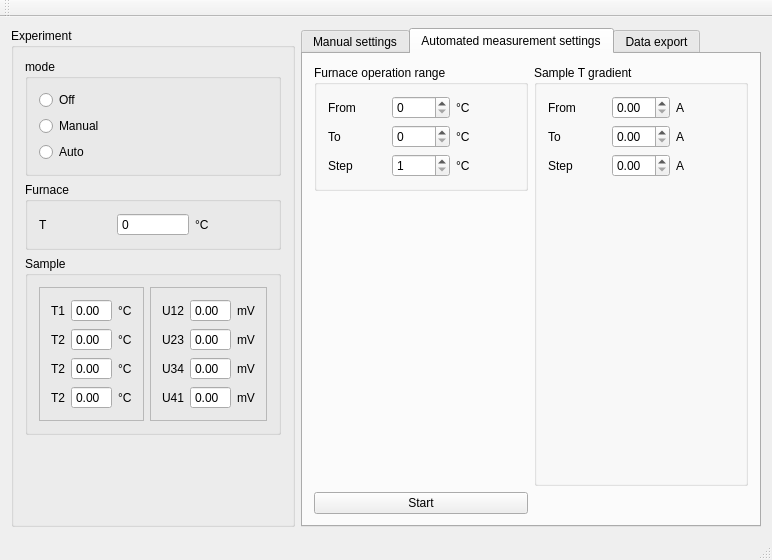
Qt form Seebeck/mainwindow.ui (mBr001/seebeck) before a commit.
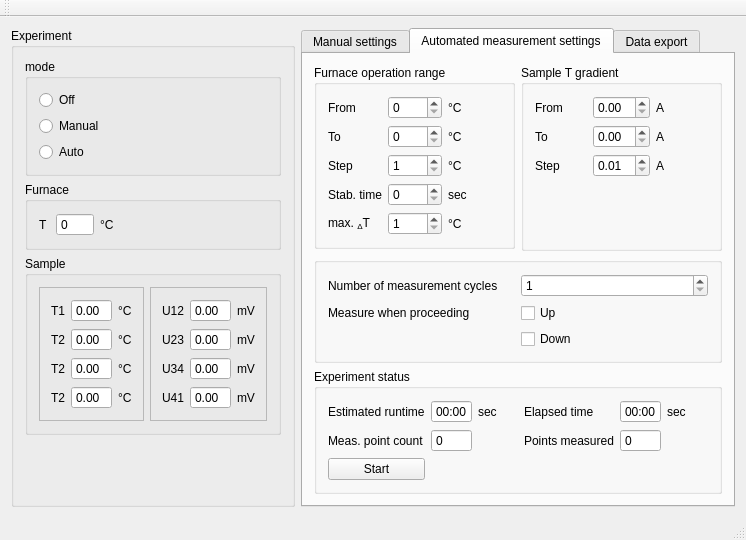
The same form after that commit.

```diff
--- a/Seebeck/mainwindow.ui
+++ b/Seebeck/mainwindow.ui
@@ -6,8 +6,8 @@
    <rect>
     <x>0</x>
     <y>0</y>
-    <width>772</width>
-    <height>560</height>
+    <width>746</width>
+    <height>532</height>
    </rect>
   </property>
   <property name="windowTitle">
@@ -337,6 +337,19 @@
             </property>
            </widget>
           </item>
+          <item row="0" column="3">
+           <spacer name="horizontalSpacer_2">
+            <property name="orientation">
+             <enum>Qt::Horizontal</enum>
+            </property>
+            <property name="sizeHint" stdset="0">
+             <size>
+              <width>40</width>
+              <height>20</height>
+             </size>
+            </property>
+           </spacer>
+          </item>
          </layout>
         </widget>
        </item>
@@ -585,6 +598,48 @@
              </property>
             </widget>
            </item>
+           <item row="3" column="1">
+            <widget class="QSpinBox" name="autoMeasStabTimeSpinBox"/>
+           </item>
+           <item row="3" column="0">
+            <widget class="QLabel" name="label_48">
+             <property name="text">
+              <string>Stab. time</string>
+             </property>
+            </widget>
+           </item>
+           <item row="4" column="0">
+            <widget class="QLabel" name="label_49">
+             <property name="text">
+              <string>&lt;!DOCTYPE HTML PUBLIC &quot;-//W3C//DTD HTML 4.0//EN&quot; &quot;http://www.w3.org/TR/REC-html40/strict.dtd&quot;&gt;
+&lt;html&gt;&lt;head&gt;&lt;meta name=&quot;qrichtext&quot; content=&quot;1&quot; /&gt;&lt;style type=&quot;text/css&quot;&gt;
+p, li { white-space: pre-wrap; }
+&lt;/style&gt;&lt;/head&gt;&lt;body style=&quot; font-family:'Sans Serif'; font-size:9pt; font-weight:400; font-style:normal;&quot;&gt;
+&lt;p style=&quot; margin-top:0px; margin-bottom:0px; margin-left:0px; margin-right:0px; -qt-block-indent:0; text-indent:0px;&quot;&gt;max. &lt;span style=&quot; vertical-align:sub;&quot;&gt;Δ&lt;/span&gt;T&lt;/p&gt;&lt;/body&gt;&lt;/html&gt;</string>
+             </property>
+            </widget>
+           </item>
+           <item row="3" column="2">
+            <widget class="QLabel" name="label_50">
+             <property name="text">
+              <string>sec</string>
+             </property>
+            </widget>
+           </item>
+           <item row="4" column="2">
+            <widget class="QLabel" name="label_51">
+             <property name="text">
+              <string>°C</string>
+             </property>
+            </widget>
+           </item>
+           <item row="4" column="1">
+            <widget class="QSpinBox" name="autoMeasMaxdTSpinBox">
+             <property name="minimum">
+              <number>1</number>
+             </property>
+            </widget>
+           </item>
           </layout>
          </widget>
         </item>
@@ -606,6 +661,9 @@
              <property name="toolTip">
               <string>Sample current generating temperature gradient.</string>
              </property>
+             <property name="minimum">
+              <double>0.010000000000000</double>
+             </property>
              <property name="singleStep">
               <double>0.010000000000000</double>
              </property>
@@ -668,11 +726,158 @@
           </layout>
          </widget>
         </item>
-        <item row="2" column="0">
-         <widget class="QPushButton" name="pushButton">
-          <property name="text">
-           <string>Start</string>
+        <item row="3" column="0" colspan="2">
+         <widget class="QGroupBox" name="groupBox_9">
+          <property name="title">
+           <string>Experiment status</string>
           </property>
+          <layout class="QGridLayout" name="gridLayout_14">
+           <item row="2" column="0">
+            <widget class="QPushButton" name="pushButton">
+             <property name="text">
+              <string>Start</string>
+             </property>
+            </widget>
+           </item>
+           <item row="0" column="0">
+            <widget class="QLabel" name="label_52">
+             <property name="text">
+              <string>Estimated runtime</string>
+             </property>
+            </widget>
+           </item>
+           <item row="0" column="2">
+            <widget class="QLabel" name="label_53">
+             <property name="text">
+              <string>sec</string>
+             </property>
+            </widget>
+           </item>
+           <item row="1" column="0">
+            <widget class="QLabel" name="label_54">
+             <property name="text">
+              <string>Meas. point count</string>
+             </property>
+            </widget>
+           </item>
+           <item row="1" column="1">
+            <widget class="QSpinBox" name="autoMeasPointCountSpinBox">
+             <property name="readOnly">
+              <bool>true</bool>
+             </property>
+             <property name="buttonSymbols">
+              <enum>QAbstractSpinBox::NoButtons</enum>
+             </property>
+            </widget>
+           </item>
+           <item row="0" column="3">
+            <widget class="QLabel" name="label_55">
+             <property name="text">
+              <string>Elapsed time</string>
+             </property>
+            </widget>
+           </item>
+           <item row="0" column="4">
+            <widget class="QTimeEdit" name="autoMeasElapsedTimeEdit">
+             <property name="readOnly">
+              <bool>true</bool>
+             </property>
+             <property name="buttonSymbols">
+              <enum>QAbstractSpinBox::NoButtons</enum>
+             </property>
+             <property name="displayFormat">
+              <string>HH:mm</string>
+             </property>
+            </widget>
+           </item>
+           <item row="0" column="1">
+            <widget class="QTimeEdit" name="autoMeasEstimatedTimeEdit">
+             <property name="readOnly">
+              <bool>true</bool>
+             </property>
+             <property name="buttonSymbols">
+              <enum>QAbstractSpinBox::NoButtons</enum>
+             </property>
+             <property name="displayFormat">
+              <string>HH:mm</string>
+             </property>
+            </widget>
+           </item>
+           <item row="0" column="5">
+            <widget class="QLabel" name="label_56">
+             <property name="text">
+              <string>sec</string>
+             </property>
+            </widget>
+           </item>
+           <item row="1" column="3">
+            <widget class="QLabel" name="label_58">
+             <property name="text">
+              <string>Points measured</string>
+             </property>
+            </widget>
+           </item>
+           <item row="1" column="4">
+            <widget class="QSpinBox" name="spinBox_2">
+             <property name="readOnly">
+              <bool>true</bool>
+             </property>
+             <property name="buttonSymbols">
+              <enum>QAbstractSpinBox::NoButtons</enum>
+             </property>
+            </widget>
+           </item>
+          </layout>
+         </widget>
+        </item>
+        <item row="2" column="0" colspan="2">
+         <widget class="QGroupBox" name="groupBox_10">
+          <property name="title">
+           <string/>
+          </property>
+          <layout class="QGridLayout" name="gridLayout_15">
+           <item row="0" column="0">
+            <widget class="QLabel" name="label_57">
+             <property name="text">
+              <string>Number of measurement cycles</string>
+             </property>
+            </widget>
+           </item>
+           <item row="0" column="1">
+            <widget class="QSpinBox" name="autoMeasCyclesSpinBox">
+             <property name="minimum">
+              <number>1</number>
+             </property>
+            </widget>
+           </item>
+           <item row="1" column="1">
+            <widget class="QCheckBox" name="checkBox">
+             <property name="statusTip">
+              <string>Make measurements when furnace T is rising.</string>
+             </property>
+             <property name="text">
+              <string>Up</string>
+             </property>
+            </widget>
+           </item>
+           <item row="2" column="1">
+            <widget class="QCheckBox" name="checkBox_2">
+             <property name="statusTip">
+              <string>Make measurements when furnace T is falling.</string>
+             </property>
+             <property name="text">
+              <string>Down</string>
+             </property>
+            </widget>
+           </item>
+           <item row="1" column="0">
+            <widget class="QLabel" name="label_59">
+             <property name="text">
+              <string>Measure when proceeding </string>
+             </property>
+            </widget>
+           </item>
+          </layout>
          </widget>
         </item>
        </layout>
```
